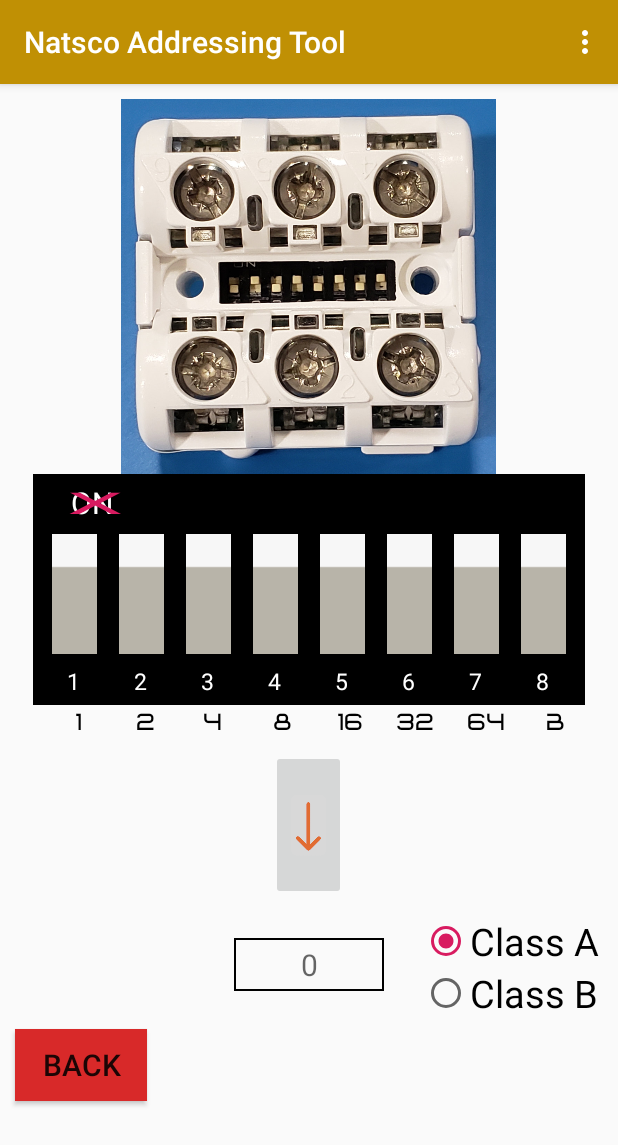
After one commit to CloneJediXI/Binary, an Android app: the DinActivity screen opened directly, with no data from a screen before it, on a phone screen of 412 x 824 dp. The commit adds this screen. Shown: the top 1145 px of the screen. Run offline under Robolectric (Android 15) with nearby library versions, the phone set to English and light mode, and no system bars.

Commit message:
Mini Din added

```diff
--- a/app/build.gradle
+++ b/app/build.gradle
@@ -15,8 +15,8 @@ android {
         applicationId "emu.cosc426.binaryconverter"
         minSdkVersion 22
         targetSdkVersion 29
-        versionCode 1
-        versionName "1.0"
+        versionCode 3
+        versionName '1.3'
         testInstrumentationRunner "androidx.test.runner.AndroidJUnitRunner"
     }
     buildTypes {
--- a/app/src/main/AndroidManifest.xml
+++ b/app/src/main/AndroidManifest.xml
@@ -20,6 +20,7 @@
         <activity android:name=".SmkActivity" android:screenOrientation="portrait"/>
         <activity android:name=".MonitorModActivity" android:screenOrientation="portrait"/>
         <activity android:name=".CtrlAVActivity" android:screenOrientation="portrait"/>
+        <activity android:name=".DinActivity" android:screenOrientation="portrait"/>
         <activity android:name=".Splash" android:screenOrientation="portrait">
             <intent-filter>
                 <action android:name="android.intent.action.MAIN" />
--- /dev/null
+++ b/app/src/main/java/emu/cosc426/binaryconverter/DinActivity.java
@@ -0,0 +1,94 @@
+package emu.cosc426.binaryconverter;
+
+import android.content.Intent;
+import android.os.Bundle;
+import android.view.Menu;
+import android.view.MenuItem;
+import android.view.View;
+import android.widget.EditText;
+import android.widget.ImageButton;
+import android.widget.RadioButton;
+import android.widget.RadioGroup;
+
+import androidx.appcompat.app.AppCompatActivity;
+
+public class DinActivity extends AppCompatActivity {
+
+    ImageButton[] switchObjects = new ImageButton[8];
+    Switch[] switches = new Switch[8];
+    ImageButton arrow;
+    Boolean up = false;
+    EditText decimal;
+    RadioGroup abGroup;
+    RadioButton a;
+    RadioButton b;
+    int total;
+
+    Controller c;
+
+    @Override
+    protected void onCreate(Bundle savedInstanceState) {
+        super.onCreate(savedInstanceState);
+        setContentView(R.layout.activity_din);
+
+        arrow = (ImageButton)findViewById(R.id.arrow);
+        decimal = (EditText) findViewById(R.id.decimal);
+
+        abGroup = findViewById(R.id.group);
+        a = findViewById(R.id.a);
+        b = findViewById(R.id.b);
+        //Make the Controller Object
+        setSwitches();
+        c = new Controller(switchObjects, switches, arrow, decimal);
+        c.setImages(R.drawable.switchverticalonw, R.drawable.switchverticaloffw);
+        c.setRadios(abGroup, a, b);
+
+    }
+    public void setSwitches(){
+        //Get references to the switches
+        switchObjects[0] = (ImageButton)findViewById(R.id.s0);
+        switchObjects[1] = (ImageButton)findViewById(R.id.s1);
+        switchObjects[2] = (ImageButton)findViewById(R.id.s2);
+        switchObjects[3] = (ImageButton)findViewById(R.id.s3);
+        switchObjects[4] = (ImageButton)findViewById(R.id.s4);
+        switchObjects[5] = (ImageButton)findViewById(R.id.s5);
+        switchObjects[6] = (ImageButton)findViewById(R.id.s6);
+        switchObjects[7] = (ImageButton)findViewById(R.id.s7);
+        switches[0] = new Switch(0);
+        switches[1] = new Switch(1);
+        switches[2] = new Switch(2);
+        switches[3] = new Switch(3);
+        switches[4] = new Switch(4);
+        switches[5] = new Switch(5);
+        switches[6] = new Switch(6);
+        switches[7] = new Switch(7);
+    }
+
+    public void flip(View v){
+        c.flip();
+    }
+
+    public void back(View v){ finish();}
+
+    @Override
+    public boolean onCreateOptionsMenu(Menu menu) {
+        // Inflate the menu; this adds items to the action bar if it is present.
+        getMenuInflater().inflate(R.menu.menu_main, menu);
+        return true;
+    }
+
+    @Override
+    public boolean onOptionsItemSelected(MenuItem item) {
+        // Handle action bar item clicks here. The action bar will
+        // automatically handle clicks on the Home/Up button, so long
+        // as you specify a parent activity in AndroidManifest.xml.
+        int id = item.getItemId();
+
+        if (id == R.id.action_home) {
+            Intent activity = new Intent(this, MainActivity.class);
+            startActivity(activity);
+        }
+
+        return super.onOptionsItemSelected(item);
+    }
+}
--- a/app/src/main/java/emu/cosc426/binaryconverter/MainActivity.java
+++ b/app/src/main/java/emu/cosc426/binaryconverter/MainActivity.java
@@ -37,12 +37,14 @@ public class MainActivity extends AppCompatActivity {
         TextView smkLabel = findViewById(R.id.smkLabel);
         TextView monitorLabel = findViewById(R.id.monitorLabel);
         TextView ctrlavLabel = findViewById(R.id.ctrlavLabel);
+        TextView dinLabel = findViewById(R.id.dinLabel);
         //Sets on Click Listeners
         ctrlLabel.setOnClickListener(new clickWatcher(R.id.ctrlLabel, this));
         miniLabel.setOnClickListener(new clickWatcher(R.id.miniLabel, this));
         smkLabel.setOnClickListener(new clickWatcher(R.id.smkLabel, this));
         monitorLabel.setOnClickListener(new clickWatcher(R.id.monitorLabel, this));
         ctrlavLabel.setOnClickListener(new clickWatcher(R.id.ctrlavLabel, this));
+        dinLabel.setOnClickListener(new clickWatcher(R.id.dinLabel, this));
 
     }
     private class clickWatcher implements View.OnClickListener{
@@ -79,6 +81,10 @@ public class MainActivity extends AppCompatActivity {
                     activity = new Intent(context, CtrlAVActivity.class);
                     startActivity(activity);
                     break;
+                case R.id.dinLabel:
+                    activity = new Intent(context, DinActivity.class);
+                    startActivity(activity);
+                    break;
             }
         }
     }
--- /dev/null
+++ b/app/src/main/res/layout/activity_din.xml
@@ -0,0 +1,365 @@
+<?xml version="1.0" encoding="utf-8"?>
+<ScrollView
+    xmlns:android="http://schemas.android.com/apk/res/android"
+    xmlns:tools="http://schemas.android.com/tools"
+    android:layout_width="match_parent"
+    android:layout_height="match_parent"
+    tools:context=".DinActivity">
+    <RelativeLayout
+        android:layout_width="match_parent"
+        android:layout_height="wrap_content">
+
+        <ImageView
+            android:layout_width="250dp"
+            android:layout_height="250dp"
+            android:layout_centerHorizontal="true"
+            android:layout_marginTop="10dp"
+            android:id="@+id/image"
+            android:src="@drawable/din"
+            android:contentDescription="@string/mini_image"/>
+
+        <RelativeLayout
+            android:layout_width="wrap_content"
+            android:layout_height="wrap_content"
+            android:layout_centerHorizontal="true"
+            android:background="#000000"
+            android:padding="5dp"
+            android:id="@+id/switchholder"
+            android:layout_below="@id/image">
+
+            <TextView
+                android:layout_width="wrap_content"
+                android:layout_height="wrap_content"
+                android:text="@string/on"
+                android:textSize="20sp"
+                android:textColor="#ffffff"
+                android:layout_marginStart="20dp"
+                android:id="@+id/on"/>
+            <TextView
+                android:layout_width="wrap_content"
+                android:layout_height="wrap_content"
+                android:layout_marginStart="17dp"
+                android:text="@string/x"
+                android:textColor="@color/colorAccent"
+                android:textSize="20sp"
+                android:textScaleX="3"/>
+
+
+            <ImageButton
+                android:layout_width="@dimen/switchwidth"
+                android:layout_height="@dimen/switchheight"
+                android:layout_margin="@dimen/switchmargin"
+                android:src="@drawable/switchverticaloffw"
+                android:layout_below="@id/on"
+                android:contentDescription="@string/switchimg"
+                android:id="@+id/s0"/>
+            <ImageButton
+                android:layout_width="@dimen/switchwidth"
+                android:layout_height="@dimen/switchheight"
+                android:layout_margin="@dimen/switchmargin"
+                android:src="@drawable/switchverticaloffw"
+                android:layout_below="@id/on"
+                android:contentDescription="@string/switchimg"
+                android:layout_toEndOf="@id/s0"
+                android:id="@+id/s1"/>
+            <ImageButton
+                android:layout_width="@dimen/switchwidth"
+                android:layout_height="@dimen/switchheight"
+                android:layout_margin="@dimen/switchmargin"
+                android:src="@drawable/switchverticaloffw"
+                android:contentDescription="@string/switchimg"
+                android:layout_below="@id/on"
+                android:layout_toEndOf="@id/s1"
+                android:id="@+id/s2"/>
+            <ImageButton
+                android:layout_width="@dimen/switchwidth"
+                android:layout_height="@dimen/switchheight"
+                android:layout_margin="@dimen/switchmargin"
+                android:src="@drawable/switchverticaloffw"
+                android:contentDescription="@string/switchimg"
+                android:layout_below="@id/on"
+                android:layout_toEndOf="@id/s2"
+                android:id="@+id/s3"/>
+            <ImageButton
+                android:layout_width="@dimen/switchwidth"
+                android:layout_height="@dimen/switchheight"
+                android:layout_margin="@dimen/switchmargin"
+                android:src="@drawable/switchverticaloffw"
+                android:contentDescription="@string/switchimg"
+                android:layout_below="@id/on"
+                android:layout_toEndOf="@id/s3"
+                android:id="@+id/s4"/>
+            <ImageButton
+                android:layout_width="@dimen/switchwidth"
+                android:layout_height="@dimen/switchheight"
+                android:layout_margin="@dimen/switchmargin"
+                android:src="@drawable/switchverticaloffw"
+                android:contentDescription="@string/switchimg"
+                android:layout_below="@id/on"
+                android:layout_toEndOf="@id/s4"
+                android:id="@+id/s5"/>
+            <ImageButton
+                android:layout_width="@dimen/switchwidth"
+                android:layout_height="@dimen/switchheight"
+                android:layout_margin="@dimen/switchmargin"
+                android:src="@drawable/switchverticaloffw"
+                android:contentDescription="@string/switchimg"
+                android:layout_below="@id/on"
+                android:layout_toEndOf="@id/s5"
+                android:id="@+id/s6"/>
+            <ImageButton
+                android:layout_width="@dimen/switchwidth"
+                android:layout_height="@dimen/switchheight"
+                android:layout_margin="@dimen/switchmargin"
+                android:src="@drawable/switchverticaloffw"
+                android:contentDescription="@string/switchimg"
+                android:layout_below="@id/on"
+                android:layout_toEndOf="@id/s6"
+                android:id="@+id/s7"/>
+            <TextView
+                android:layout_width="wrap_content"
+                android:layout_height="wrap_content"
+                android:text="@string/one"
+                android:textColor="#ffffff"
+                android:textSize="15sp"
+                android:layout_below="@id/s1"
+                android:paddingStart="10dp"
+                android:paddingEnd="10dp"
+                android:layout_alignStart="@id/s0"/>
+            <TextView
+                android:layout_width="wrap_content"
+                android:layout_height="wrap_content"
+                android:text="@string/two"
+                android:textColor="#ffffff"
+                android:textSize="15sp"
+                android:layout_below="@id/s1"
+                android:paddingStart="10dp"
+                android:paddingEnd="10dp"
+                android:layout_alignStart="@id/s1"/>
+            <TextView
+                android:layout_width="wrap_content"
+                android:layout_height="wrap_content"
+                android:text="@string/three"
+                android:textColor="#ffffff"
+                android:textSize="15sp"
+                android:layout_below="@id/s1"
+                android:paddingStart="10dp"
+                android:paddingEnd="10dp"
+                android:layout_alignStart="@id/s2"/>
+            <TextView
+                android:layout_width="wrap_content"
+                android:layout_height="wrap_content"
+                android:text="@string/four"
+                android:textColor="#ffffff"
+                android:textSize="15sp"
+                android:layout_below="@id/s1"
+                android:paddingStart="10dp"
+                android:paddingEnd="10dp"
+                android:layout_alignStart="@id/s3"/>
+            <TextView
+                android:layout_width="wrap_content"
+                android:layout_height="wrap_content"
+                android:text="@string/five"
+                android:textColor="#ffffff"
+                android:textSize="15sp"
+                android:layout_below="@id/s1"
+                android:paddingStart="10dp"
+                android:paddingEnd="10dp"
+                android:layout_alignStart="@id/s4"/>
+            <TextView
+                android:layout_width="wrap_content"
+                android:layout_height="wrap_content"
+                android:text="@string/six"
+                android:textColor="#ffffff"
+                android:textSize="15sp"
+                android:layout_below="@id/s1"
+                android:paddingStart="10dp"
+                android:paddingEnd="10dp"
+                android:layout_alignStart="@id/s5"/>
+            <TextView
+                android:layout_width="wrap_content"
+                android:layout_height="wrap_content"
+                android:text="@string/seven"
+                android:textColor="#ffffff"
+                android:textSize="15sp"
+                android:layout_below="@id/s1"
+                android:paddingStart="10dp"
+                android:paddingEnd="10dp"
+                android:layout_alignStart="@id/s6"/>
+            <TextView
+                android:layout_width="wrap_content"
+                android:layout_height="wrap_content"
+                android:text="@string/eight"
+                android:textColor="#ffffff"
+                android:textSize="15sp"
+                android:layout_below="@id/s1"
+                android:paddingStart="10dp"
+                android:paddingEnd="10dp"
+                android:layout_alignStart="@id/s7"/>
+
+        </RelativeLayout>
+        <TextView
+            android:layout_width="wrap_content"
+            android:layout_height="wrap_content"
+            android:text="@string/one"
+            android:textColor="#000000"
+            android:textSize="15sp"
+            android:layout_below="@id/switchholder"
+            android:paddingStart="10dp"
+            android:paddingEnd="0dp"
+            android:layout_marginStart="40dp"
+            android:fontFamily="@font/netron"
+            android:id="@+id/l1"/>
+        <TextView
+            android:layout_width="wrap_content"
+            android:layout_height="wrap_content"
+            android:text="@string/two"
+            android:textColor="#000000"
+            android:textSize="15sp"
+            android:layout_below="@id/switchholder"
+            android:paddingStart="10dp"
+            android:paddingEnd="0dp"
+            android:layout_marginStart="26dp"
+            android:layout_toEndOf="@id/l1"
+            android:fontFamily="@font/netron"
+            android:id="@+id/l2"/>
+        <TextView
+            android:layout_width="wrap_content"
+            android:layout_height="wrap_content"
+            android:text="@string/four"
+            android:textColor="#000000"
+            android:textSize="15sp"
+            android:layout_below="@id/switchholder"
+            android:paddingStart="10dp"
+            android:paddingEnd="0dp"
+            android:layout_marginStart="22dp"
+            android:layout_toEndOf="@id/l2"
+            android:fontFamily="@font/netron"
+            android:id="@+id/l3"/>
+        <TextView
+            android:layout_width="wrap_content"
+            android:layout_height="wrap_content"
+            android:text="@string/eight"
+            android:textColor="#000000"
+            android:textSize="15sp"
+            android:layout_below="@id/switchholder"
+            android:paddingStart="10dp"
+            android:paddingEnd="0dp"
+            android:layout_marginStart="24dp"
+            android:layout_toEndOf="@id/l3"
+            android:fontFamily="@font/netron"
+            android:id="@+id/l4"/>
+        <TextView
+            android:layout_width="wrap_content"
+            android:layout_height="wrap_content"
+            android:text="@string/sixteen"
+            android:textColor="#000000"
+            android:textSize="15sp"
+            android:layout_below="@id/switchholder"
+            android:paddingStart="10dp"
+            android:paddingEnd="0dp"
+            android:layout_marginStart="20dp"
+            android:layout_toEndOf="@id/l4"
+            android:fontFamily="@font/netron"
+            android:id="@+id/l5"/>
+        <TextView
+            android:layout_width="wrap_content"
+            android:layout_height="wrap_content"
+            android:text="@string/thirtytwo"
+            android:textColor="#000000"
+            android:textSize="15sp"
+            android:layout_below="@id/switchholder"
+            android:paddingStart="10dp"
+            android:paddingEnd="0dp"
+            android:layout_marginStart="12dp"
+            android:layout_toEndOf="@id/l5"
+            android:fontFamily="@font/netron"
+            android:id="@+id/l6"/>
+        <TextView
+            android:layout_width="wrap_content"
+            android:layout_height="wrap_content"
+            android:text="@string/sixtyfour"
+            android:textColor="#000000"
+            android:textSize="15sp"
+            android:layout_below="@id/switchholder"
+            android:paddingStart="10dp"
+            android:paddingEnd="0dp"
+            android:layout_marginStart="12dp"
+            android:layout_toEndOf="@id/l6"
+            android:fontFamily="@font/netron"
+            android:id="@+id/l7"/>
+        <TextView
+            android:layout_width="wrap_content"
+            android:layout_height="wrap_content"
+            android:text="@string/b"
+            android:textColor="#000000"
+            android:textSize="15sp"
+            android:layout_below="@id/switchholder"
+            android:paddingStart="10dp"
+            android:paddingEnd="0dp"
+            android:layout_marginStart="17dp"
+            android:layout_toEndOf="@id/l7"
+            android:fontFamily="@font/netron"
+            android:id="@+id/l8"/>
+
+        <ImageButton
+            android:layout_width="50dp"
+            android:layout_height="100dp"
+            android:scaleType="fitCenter"
+            android:src="@drawable/arrowdown"
+            android:contentDescription="@string/arrowimg"
+            android:layout_below="@id/l1"
+            android:layout_centerHorizontal="true"
+            android:layout_margin="10dp"
+            android:onClick="flip"
+            android:id="@+id/arrow"/>
+        <EditText
+            android:layout_width="100dp"
+            android:layout_height="35dp"
+            android:hint="@string/autofill"
+            android:background="@drawable/edittextbackground"
+            android:textSize="20sp"
+            android:inputType="number"
+            android:id="@+id/decimal"
+            android:layout_below="@id/arrow"
+            android:layout_centerHorizontal="true"
+            android:textAlignment="center"
+            android:enabled="false"
+            android:layout_margin="15dp"/>
+        <RadioGroup
+            android:layout_width="wrap_content"
+            android:layout_height="wrap_content"
+            android:layout_toEndOf="@id/decimal"
+            android:layout_below="@id/arrow"
+            android:id="@+id/group"
+            android:layout_marginStart="10dp">
+            <RadioButton
+                android:layout_width="wrap_content"
+                android:layout_height="wrap_content"
+                android:text="@string/classa"
+                android:textSize="25sp"
+                android:checked="true"
+                android:id="@+id/a"/>
+            <RadioButton
+                android:layout_width="wrap_content"
+                android:layout_height="wrap_content"
+                android:text="@string/classb"
+                android:textSize="25sp"
+                android:id="@+id/b"/>
+
+        </RadioGroup>
+        <Button
+            android:layout_width="wrap_content"
+            android:layout_height="wrap_content"
+            android:text="@string/back"
+            android:textSize="20sp"
+            android:layout_below="@id/decimal"
+            android:layout_margin="10dp"
+            android:background="@color/back"
+            android:onClick="back"/>
+
+
+    </RelativeLayout>
+
+
+</ScrollView>
--- a/app/src/main/res/layout/activity_main.xml
+++ b/app/src/main/res/layout/activity_main.xml
@@ -47,8 +47,25 @@
                 android:layout_width="match_parent"
                 android:layout_height="200dp"
                 android:scaleType="centerCrop"
+                android:src="@drawable/din"
+                android:layout_below="@id/miniButton"
+                android:id="@+id/dinButton"/>
+            <TextView
+                android:layout_width="match_parent"
+                android:layout_height="200dp"
+                android:text="@string/din"
+                android:gravity="center"
+                android:textSize="22sp"
+                android:textColor="#ffffff"
+                android:background="#66000000"
+                android:layout_below="@id/miniLabel"
+                android:id="@+id/dinLabel"/>
+            <ImageView
+                android:layout_width="match_parent"
+                android:layout_height="200dp"
+                android:scaleType="centerCrop"
                 android:src="@drawable/ctrlio"
-                android:layout_below="@id/miniButton"
+                android:layout_below="@id/dinButton"
                 android:id="@+id/ctrlButton"/>
             <TextView
                 android:layout_width="match_parent"
@@ -58,7 +75,7 @@
                 android:textSize="22sp"
                 android:textColor="#ffffff"
                 android:background="#66000000"
-                android:layout_below="@id/miniLabel"
+                android:layout_below="@id/dinLabel"
                 android:id="@+id/ctrlLabel"/>
             <ImageView
                 android:layout_width="match_parent"
--- a/app/src/main/res/values/strings.xml
+++ b/app/src/main/res/values/strings.xml
@@ -6,12 +6,14 @@
     <string name="monitor_image">An Image of a monitor module</string>
     <string name="ctrl_image">An Image of a D900 Control IO</string>
     <string name="ctrlav_image">An Image of a D900 Control AV</string>
+    <string name="din_image">An Image of a Mini Din</string>
     <string name="back">Back</string>
     <string name="ctrl">D900 Control IO</string>
     <string name="mini">Mini Monitor Module \n(Priority and Non Priority)</string>
     <string name="smk">Smoke Detector</string>
     <string name="monitor">Monitor Module</string>
     <string name="ctrlav">D900 Control AV</string>
+    <string name="din">Mini DIN</string>
     <string name="one">1</string>
     <string name="two">2</string>
     <string name="three">3</string>
```
Also changed, not shown: app/src/main/res/drawable/din.jpg (added), app/src/main/res/drawable/switchverticaloffw.png (added), app/src/main/res/drawable/switchverticalonw.png (added), 2 other files.
